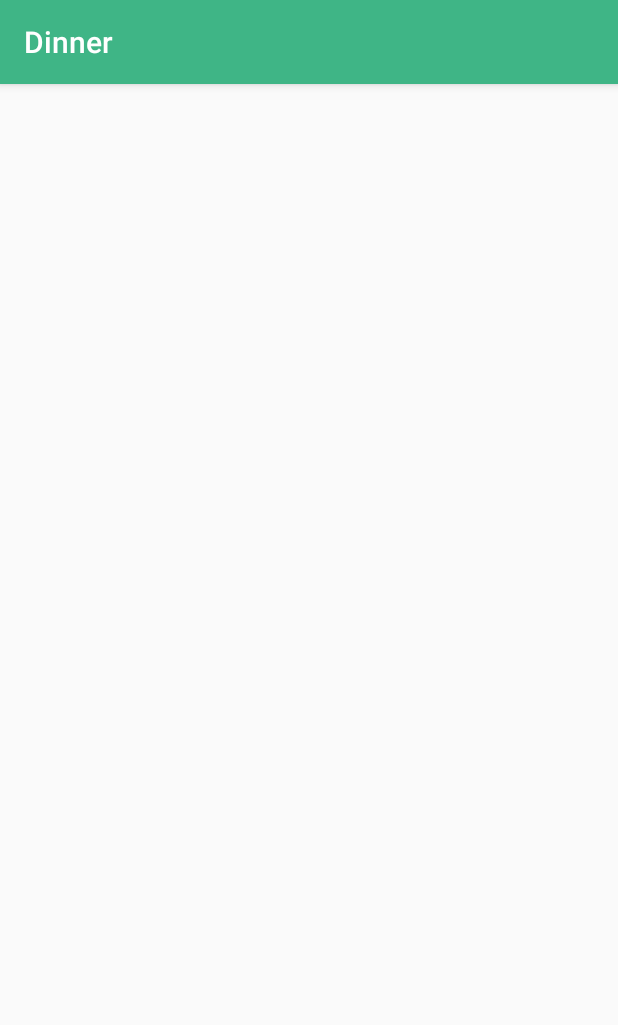
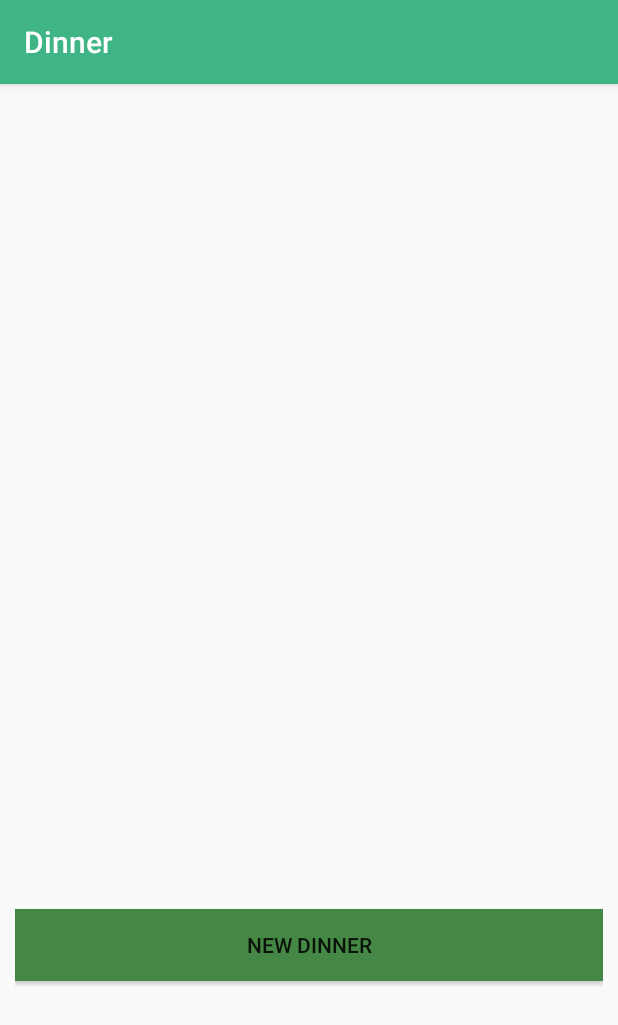
Before and after one commit to Vytautasragaisis07/dinner, an Android app: the SearchActivity screen opened directly, with no data from a screen before it, on a phone screen of 412 x 824 dp. Shown: the top 1025 px of the screen. Run offline under Robolectric (Android 15) with nearby library versions, the phone set to English and light mode, and no system bars.

```diff
--- a/app/src/main/AndroidManifest.xml
+++ b/app/src/main/AndroidManifest.xml
@@ -9,7 +9,8 @@
         android:roundIcon="@mipmap/ic_launcher_round"
         android:supportsRtl="true"
         android:theme="@style/AppTheme">
-        <activity android:name=".RegisterActivity"></activity>
+
+        <activity android:name=".RegisterActivity" />
         <activity android:name=".LoginActivity">
             <intent-filter>
                 <action android:name="android.intent.action.MAIN" />
@@ -18,6 +19,7 @@
             </intent-filter>
         </activity>
         <activity android:name=".SearchActivity" />
+        <activity android:name=".NewEntryActivity"></activity>
     </application>
 
 </manifest>
--- a/app/src/main/java/com/dinner/dinner/SearchActivity.java
+++ b/app/src/main/java/com/dinner/dinner/SearchActivity.java
@@ -1,7 +1,10 @@
 package com.dinner.dinner;
 
+import android.content.Intent;
 import android.support.v7.app.AppCompatActivity;
 import android.os.Bundle;
+import android.view.View;
+import android.widget.Button;
 
 public class SearchActivity extends AppCompatActivity {
 
@@ -9,5 +12,14 @@ public class SearchActivity extends AppCompatActivity {
     protected void onCreate(Bundle savedInstanceState) {
         super.onCreate(savedInstanceState);
         setContentView(R.layout.activity_search);
+
+        Button newEntryButton = findViewById(R.id.new_entry_btn);
+        newEntryButton.setOnClickListener(new View.OnClickListener() {
+            @Override
+            public void onClick(View v) {
+                Intent gotoNewEntryActivity = new Intent(SearchActivity.this, NewEntryActivity.class);
+                startActivity(gotoNewEntryActivity);
+            }
+        });
     }
 }
--- a/app/src/main/res/layout/activity_search.xml
+++ b/app/src/main/res/layout/activity_search.xml
@@ -1,9 +1,15 @@
 <?xml version="1.0" encoding="utf-8"?>
-<android.support.constraint.ConstraintLayout xmlns:android="http://schemas.android.com/apk/res/android"
-    xmlns:app="http://schemas.android.com/apk/res-auto"
-    xmlns:tools="http://schemas.android.com/tools"
+<LinearLayout xmlns:android="http://schemas.android.com/apk/res/android"
     android:layout_width="match_parent"
     android:layout_height="match_parent"
-    tools:context=".SearchActivity">
+    android:padding="10dp">
 
-</android.support.constraint.ConstraintLayout>
+    <Button
+        android:id="@+id/new_entry_btn"
+        android:layout_width="match_parent"
+        android:layout_height="wrap_content"
+        android:background="@color/colorButton"
+        android:text="@string/search_new_entry_btn"
+        android:layout_marginTop="540dp"/>
+
+</LinearLayout>
--- a/app/src/main/res/values/colors.xml
+++ b/app/src/main/res/values/colors.xml
@@ -2,8 +2,9 @@
 <resources>
     <color name="colorPrimary">#3fb586</color>
     <color name="colorPrimaryDark">#e4290c</color>
-    <color name="colorAccent">#FF58A3</color>
+    <color name="colorAccent">#5C00D8</color>
     <color name="colorText">#87EDFF</color>
     <color name="colorBackground">#4DA3B3</color>
+    <color name="colorButton">#458745</color>
 
 </resources>
```
Also changed, not shown: app/src/main/java/com/dinner/dinner/NewEntryActivity.java (added, +13 -0 lines), app/src/main/res/layout/activity_new_entry.xml (added, +101 -0 lines), app/src/main/res/values/strings.xml (+18 -0 lines), 1948 other files.
